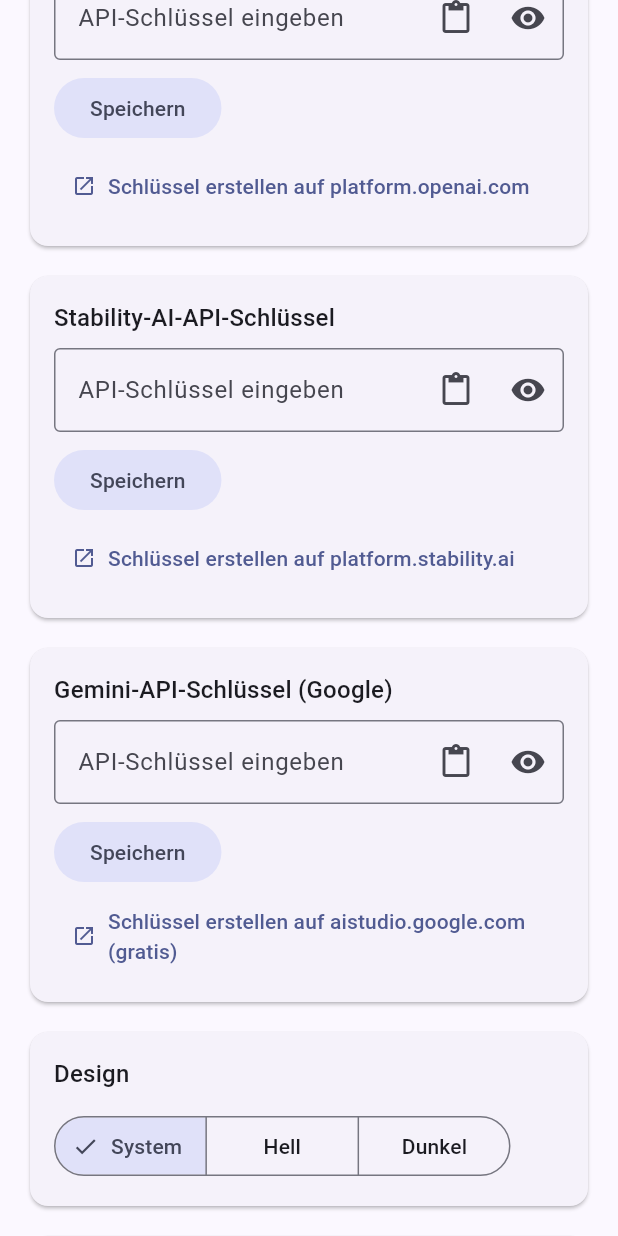
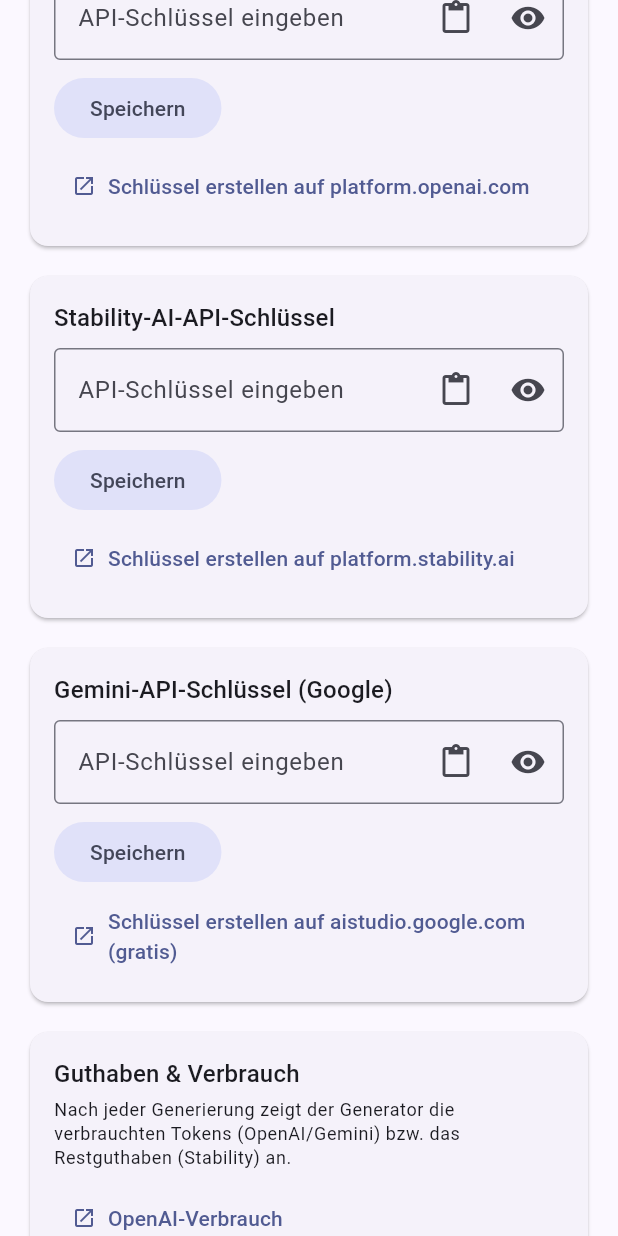
Before and after one commit to Alex1977-code/Bildgenerator, a Flutter app: the SettingsScreen widget shown alone on an empty page, opened directly, scrolled down 576 dp, on a phone screen of 412 x 824 dp. Run offline on Flutter 3.47's test engine with Material 3 defaults, Android fonts, the phone set to English and light mode, and no system bars; our stand-ins replace flutter_secure_storage, image_picker, share_plus, shared_preferences, web; missing offline and left inert: dart:js_interop, file_selector; accounts and stored records are empty.

Commit message:
Pixelmaße in der Größenauswahl + Token-/Guthaben-Anzeige
- Format & Größe: Seitenverhältnisse zeigen jetzt die Pixelmaße an -
  Gemini exakt laut API-Doku (skaliert mit 1K/2K/4K), Stability als
  Circa-Wert je Engine (Core ~1,5 MP, Ultra ~1 MP, 64er-Raster)
- Auflösungs-Auswahl (Nano Banana Pro) nennt die Maße des gewählten
  Seitenverhältnisses je Stufe
- Nach jeder Generierung zeigt der Generator den Verbrauch: Tokens bei
  OpenAI/Gemini (aus der API-Antwort, auch im Verlauf gespeichert),
  Restguthaben in Credits bei Stability (Balance-Endpoint)
- Neue Karte "Guthaben & Verbrauch" in den Einstellungen:
  Stability-Guthaben auf Knopfdruck, Links zu den Verbrauchs-Dashboards
  von OpenAI und Google (bieten keine Guthaben-API)

Co-Authored-By: Claude <noreply@anthropic.com>
Claude-Session: https://claude.ai/code/session_01X62YrZoYAAA7b7wtJTmR84

```diff
--- a/lib/screens/settings_screen.dart
+++ b/lib/screens/settings_screen.dart
@@ -4,6 +4,7 @@ import 'package:provider/provider.dart';
 import 'package:url_launcher/url_launcher.dart';
 
 import '../models/models.dart';
+import '../services/generators.dart';
 import '../services/settings_service.dart';
 
 /// Einstellungen: Provider, API-Schlüssel, Design.
@@ -143,6 +144,11 @@ class _SettingsScreenState extends State<SettingsScreen> {
           keySummary: _keySummary(settings, GenProvider.gemini),
           helpLabel: 'Schlüssel erstellen auf aistudio.google.com (gratis)',
           onHelp: () => _openUrl('https://aistudio.google.com/apikey'),
+        ),
+        const SizedBox(height: 12),
+        _UsageCard(
+          hasStabilityKey: settings.hasApiKeyFor(GenProvider.stability),
+          onOpenUrl: _openUrl,
         ),
         const SizedBox(height: 12),
         Card(
@@ -460,3 +466,111 @@ class _ModelCardState extends State<_ModelCard> {
     );
   }
 }
+
+/// Karte "Guthaben & Verbrauch": Stability-Guthaben live abfragen,
+/// für OpenAI/Google die Verbrauchs-Dashboards verlinken (diese Anbieter
+/// bieten keine Guthaben-Abfrage per API an).
+class _UsageCard extends StatefulWidget {
+  const _UsageCard({
+    required this.hasStabilityKey,
+    required this.onOpenUrl,
+  });
+
+  final bool hasStabilityKey;
+  final Future<void> Function(String url) onOpenUrl;
+
+  @override
+  State<_UsageCard> createState() => _UsageCardState();
+}
+
+class _UsageCardState extends State<_UsageCard> {
+  String? _stabilityBalance;
+  bool _loading = false;
+
+  Future<void> _fetchStabilityBalance() async {
+    final settings = context.read<SettingsService>();
+    final apiKey = settings.apiKeyFor(GenProvider.stability)?.trim();
+    if (apiKey == null || apiKey.isEmpty) return;
+    setState(() {
+      _loading = true;
+      _stabilityBalance = null;
+    });
+    try {
+      final credits = await StabilityGenerator.fetchCredits(apiKey);
+      if (!mounted) return;
+      setState(() {
+        _stabilityBalance = credits == null
+            ? 'Keine Angabe erhalten'
+            : '${credits.toStringAsFixed(1)} Credits';
+      });
+    } catch (e) {
+      if (mounted) setState(() => _stabilityBalance = 'Fehler: $e');
+    } finally {
+      if (mounted) setState(() => _loading = false);
+    }
+  }
+
+  @override
+  Widget build(BuildContext context) {
+    final theme = Theme.of(context);
+    return Card(
+      child: Padding(
+        padding: const EdgeInsets.all(16),
+        child: Column(
+          crossAxisAlignment: CrossAxisAlignment.start,
+          children: [
+            Text('Guthaben & Verbrauch', style: theme.textTheme.titleMedium),
+            const SizedBox(height: 4),
+            Text(
+              'Nach jeder Generierung zeigt der Generator die verbrauchten '
+              'Tokens (OpenAI/Gemini) bzw. das Restguthaben (Stability) an.',
+              style: theme.textTheme.bodySmall,
+            ),
+            const SizedBox(height: 8),
+            if (widget.hasStabilityKey)
+              Row(
+                children: [
+                  Expanded(
+                    child: Text(
+                      _stabilityBalance == null
+                          ? 'Stability-Guthaben'
+                          : 'Stability-Guthaben: $_stabilityBalance',
+                      style: theme.textTheme.bodyMedium,
+                    ),
+                  ),
+                  _loading
+                      ? const SizedBox(
+                          width: 18,
+                          height: 18,
+                          child: CircularProgressIndicator(strokeWidth: 2),
+                        )
+                      : TextButton.icon(
+                          onPressed: _fetchStabilityBalance,
+                          icon: const Icon(Icons.refresh, size: 18),
+                          label: const Text('Abrufen'),
+                        ),
+                ],
+              ),
+            Wrap(
+              spacing: 8,
+              children: [
+                TextButton.icon(
+                  onPressed: () =>
+                      widget.onOpenUrl('https://platform.openai.com/usage'),
+                  icon: const Icon(Icons.open_in_new, size: 16),
+                  label: const Text('OpenAI-Verbrauch'),
+                ),
+                TextButton.icon(
+                  onPressed: () =>
+                      widget.onOpenUrl('https://aistudio.google.com/usage'),
+                  icon: const Icon(Icons.open_in_new, size: 16),
+                  label: const Text('Google-Gemini-Verbrauch'),
+                ),
+              ],
+            ),
+          ],
+        ),
+      ),
+    );
+  }
+}
--- a/lib/services/history_service.dart
+++ b/lib/services/history_service.dart
@@ -35,7 +35,8 @@ class HistoryService extends ChangeNotifier {
 
   /// Speichert die Ergebnisse einer Generierung im Verlauf.
   Future<void> addResults(
-      GenerationRequest request, List<GeneratedImage> images) async {
+      GenerationRequest request, List<GeneratedImage> images,
+      {Map<String, String> extraParams = const {}}) async {
     for (final image in images) {
       final id = const Uuid().v4();
       final entry = HistoryEntry(
@@ -43,7 +44,7 @@ class HistoryService extends ChangeNotifier {
         prompt: request.prompt,
         providerLabel: request.provider.label,
         createdAt: DateTime.now(),
-        params: request.describeParams(),
+        params: {...request.describeParams(), ...extraParams},
         format: image.format,
         fileName: '$id.${image.fileExtension}',
       );
```
Also changed, not shown: lib/models/models.dart (+40 -0 lines), lib/screens/generator_screen.dart (+65 -10 lines), lib/services/generators.dart (+73 -11 lines).
